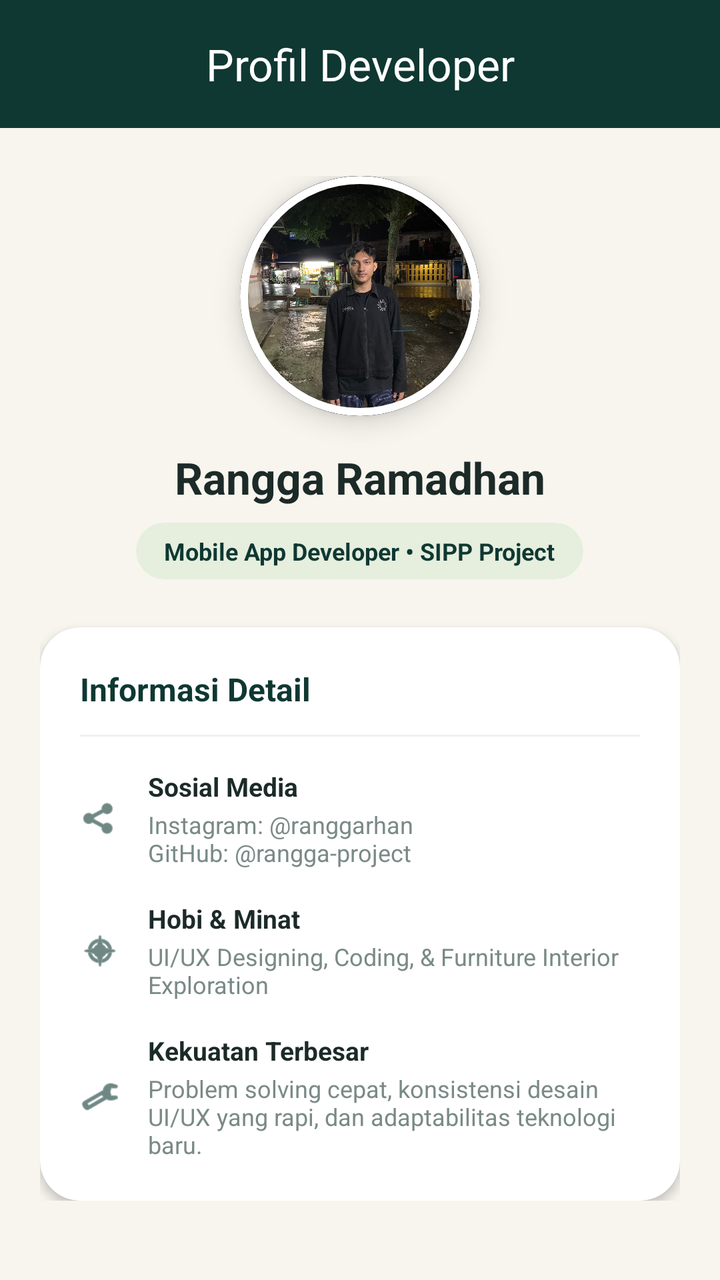
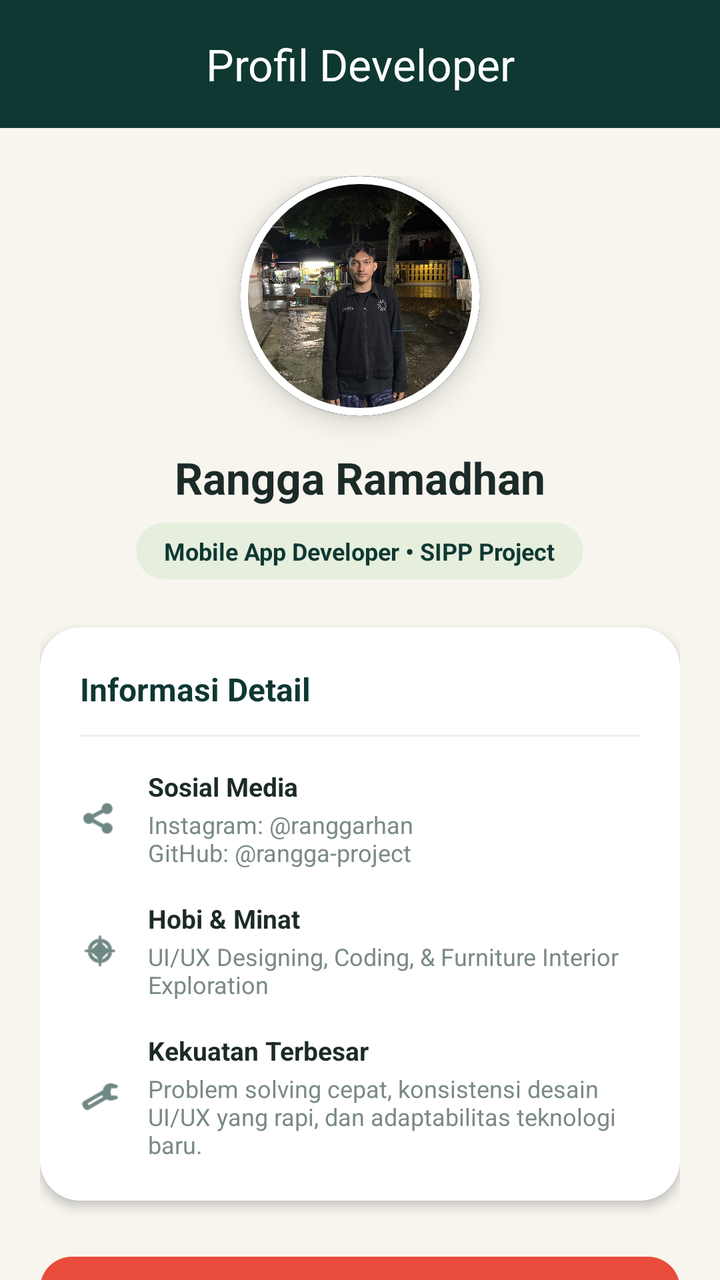

The first picture is an Android layout as it rendered before a commit; the second is the same layout after the commit. The layout source and the unified diff follow.
<!-- AndroidManifest.xml: application theme Theme.RNG_SIPP -->
<!-- res/layout/fragment_profile.xml -->
<?xml version="1.0" encoding="utf-8"?>
<LinearLayout xmlns:android="http://schemas.android.com/apk/res/android"
    xmlns:app="http://schemas.android.com/apk/res-auto"
    android:layout_width="match_parent"
    android:layout_height="match_parent"
    android:background="@color/bg_cream"
    android:orientation="vertical">

    
    <com.google.android.material.appbar.MaterialToolbar
        android:id="@+id/toolbarProfile"
        android:layout_width="match_parent"
        android:layout_height="?attr/actionBarSize"
        android:background="@color/green_primary"
        app:title="Profil Developer"
        app:titleCentered="true"
        app:titleTextColor="@color/white" />

    <ScrollView
        android:layout_width="match_parent"
        android:layout_height="match_parent"
        android:clipToPadding="false"
        android:overScrollMode="never"
        android:scrollbars="none">

        <LinearLayout
            android:layout_width="match_parent"
            android:layout_height="wrap_content"
            android:gravity="center_horizontal"
            android:orientation="vertical"
            android:paddingHorizontal="20dp"
            android:paddingTop="24dp"
            android:paddingBottom="32dp">

            
            <com.google.android.material.card.MaterialCardView
                android:layout_width="120dp"
                android:layout_height="120dp"
                app:cardCornerRadius="60dp"
                app:cardElevation="8dp"
                app:strokeColor="@color/white"
                app:strokeWidth="4dp">

                <ImageView
                    android:id="@+id/imgDeveloper"
                    android:layout_width="match_parent"
                    android:layout_height="match_parent"
                    android:scaleType="centerCrop"
                    android:src="@drawable/profile_rangga" />
            </com.google.android.material.card.MaterialCardView>

            
            <TextView
                android:id="@+id/tvDeveloperName"
                android:layout_width="wrap_content"
                android:layout_height="wrap_content"
                android:layout_marginTop="16dp"
                android:text="Rangga Ramadhan"
                android:textColor="@color/text_primary"
                android:textSize="22sp"
                android:textStyle="bold" />

            
            <com.google.android.material.card.MaterialCardView
                android:layout_width="wrap_content"
                android:layout_height="wrap_content"
                android:layout_marginTop="8dp"
                app:cardBackgroundColor="#1A4CAF50"
                app:cardCornerRadius="20dp"
                app:cardElevation="0dp"
                app:strokeWidth="0dp">

                <TextView
                    android:layout_width="wrap_content"
                    android:layout_height="wrap_content"
                    android:paddingHorizontal="14dp"
                    android:paddingVertical="6dp"
                    android:text="Mobile App Developer • SIPP Project"
                    android:textColor="@color/green_primary"
                    android:textSize="12sp"
                    android:textStyle="bold" />
            </com.google.android.material.card.MaterialCardView>

            
            <com.google.android.material.card.MaterialCardView
                android:layout_width="match_parent"
                android:layout_height="wrap_content"
                android:layout_marginTop="24dp"
                app:cardBackgroundColor="@color/white"
                app:cardCornerRadius="20dp"
                app:cardElevation="3dp"
                app:strokeWidth="0dp">

                <LinearLayout
                    android:layout_width="match_parent"
                    android:layout_height="wrap_content"
                    android:orientation="vertical"
                    android:padding="20dp">

                    <TextView
                        android:layout_width="wrap_content"
                        android:layout_height="wrap_content"
                        android:text="Informasi Detail"
                        android:textColor="@color/green_primary"
                        android:textSize="16sp"
                        android:textStyle="bold" />

                    <View
                        android:layout_width="match_parent"
                        android:layout_height="1dp"
                        android:layout_marginTop="12dp"
                        android:layout_marginBottom="16dp"
                        android:background="#F0F0F0" />

                    
                    <LinearLayout
                        android:layout_width="match_parent"
                        android:layout_height="wrap_content"
                        android:gravity="center_vertical"
                        android:orientation="horizontal">

                        <ImageView
                            android:layout_width="20dp"
                            android:layout_height="20dp"
                            android:src="@android:drawable/ic_menu_share"
                            app:tint="@color/green_primary" />

                        <LinearLayout
                            android:layout_width="match_parent"
                            android:layout_height="wrap_content"
                            android:layout_marginStart="14dp"
                            android:orientation="vertical">

                            <TextView
                                android:layout_width="wrap_content"
                                android:layout_height="wrap_content"
                                android:text="Sosial Media"
                                android:textColor="@color/text_primary"
                                android:textSize="13sp"
                                android:textStyle="bold" />

                            <TextView
                                android:id="@+id/tvSocialMedia"
                                android:layout_width="wrap_content"
                                android:layout_height="wrap_content"
                                android:layout_marginTop="2dp"
                                android:text="Instagram: @ranggarhan\nGitHub: @rangga-project"
                                android:textColor="@color/text_secondary"
                                android:textSize="12sp" />
                        </LinearLayout>
                    </LinearLayout>

                    
                    <LinearLayout
                        android:layout_width="match_parent"
                        android:layout_height="wrap_content"
                        android:layout_marginTop="16dp"
                        android:gravity="center_vertical"
                        android:orientation="horizontal">

                        <ImageView
                            android:layout_width="20dp"
                            android:layout_height="20dp"
                            android:src="@android:drawable/ic_menu_compass"
                            app:tint="@color/green_primary" />

                        <LinearLayout
                            android:layout_width="match_parent"
                            android:layout_height="wrap_content"
                            android:layout_marginStart="14dp"
                            android:orientation="vertical">

                            <TextView
                                android:layout_width="wrap_content"
                                android:layout_height="wrap_content"
                                android:text="Hobi &amp; Minat"
                                android:textColor="@color/text_primary"
                                android:textSize="13sp"
                                android:textStyle="bold" />

                            <TextView
                                android:layout_width="wrap_content"
                                android:layout_height="wrap_content"
                                android:layout_marginTop="2dp"
                                android:text="UI/UX Designing, Coding, &amp; Furniture Interior Exploration"
                                android:textColor="@color/text_secondary"
                                android:textSize="12sp" />
                        </LinearLayout>
                    </LinearLayout>

                    
                    <LinearLayout
                        android:layout_width="match_parent"
                        android:layout_height="wrap_content"
                        android:layout_marginTop="16dp"
                        android:gravity="center_vertical"
                        android:orientation="horizontal">

                        <ImageView
                            android:layout_width="20dp"
                            android:layout_height="20dp"
                            android:src="@android:drawable/ic_menu_manage"
                            app:tint="@color/green_primary" />

                        <LinearLayout
                            android:layout_width="match_parent"
                            android:layout_height="wrap_content"
                            android:layout_marginStart="14dp"
                            android:orientation="vertical">

                            <TextView
                                android:layout_width="wrap_content"
                                android:layout_height="wrap_content"
                                android:text="Kekuatan Terbesar"
                                android:textColor="@color/text_primary"
                                android:textSize="13sp"
                                android:textStyle="bold" />

                            <TextView
                                android:layout_width="wrap_content"
                                android:layout_height="wrap_content"
                                android:layout_marginTop="2dp"
                                android:text="Problem solving cepat, konsistensi desain UI/UX yang rapi, dan adaptabilitas teknologi baru."
                                android:textColor="@color/text_secondary"
                                android:textSize="12sp" />
                        </LinearLayout>
                    </LinearLayout>

                </LinearLayout>
            </com.google.android.material.card.MaterialCardView>

        </LinearLayout>
    </ScrollView>
</LinearLayout>
<!-- resources referenced by this layout -->
<resources>
  <color name="bg_cream">#F7F5EE</color>
  <color name="green_primary">#0F3832</color>
  <color name="text_primary">#1C2A28</color>
  <color name="text_secondary">#7A8A87</color>
  <color name="white">#FFFFFF</color>
  <!-- drawable profile_rangga: jpeg bitmap (drawable, 330446 bytes) -->
  <style name="Theme.RNG_SIPP" parent="Theme.Material3.DayNight.NoActionBar">
          <item name="colorPrimary">@color/green_primary</item>
          <item name="android:statusBarColor">@color/green_primary</item>
      </style>
</resources>

<!-- the commit's change to res/layout/fragment_profile.xml (unified diff, before → after) -->
@@ -1,10 +1,12 @@
 <?xml version="1.0" encoding="utf-8"?>
 <LinearLayout xmlns:android="http://schemas.android.com/apk/res/android"
     xmlns:app="http://schemas.android.com/apk/res-auto"
+    xmlns:tools="http://schemas.android.com/tools"
     android:layout_width="match_parent"
     android:layout_height="match_parent"
     android:background="@color/bg_cream"
-    android:orientation="vertical">
+    android:orientation="vertical"
+    tools:ignore="HardcodedText,UnusedResources,ContentDescription">
 
     
     <com.google.android.material.appbar.MaterialToolbar
@@ -229,6 +231,23 @@
                 </LinearLayout>
             </com.google.android.material.card.MaterialCardView>
 
+            
+            <com.google.android.material.button.MaterialButton
+                android:id="@+id/btnLogout"
+                android:layout_width="match_parent"
+                android:layout_height="52dp"
+                android:layout_marginTop="24dp"
+                android:text="KELUAR DARI AKUN"
+                android:textColor="@color/white"
+                android:textSize="13sp"
+                android:textStyle="bold"
+                app:backgroundTint="#E74C3C"
+                app:cornerRadius="16dp"
+                app:icon="@android:drawable/ic_lock_power_off"
+                app:iconGravity="textStart"
+                app:iconPadding="8dp"
+                app:iconTint="@color/white" />
+
         </LinearLayout>
     </ScrollView>
 </LinearLayout>
